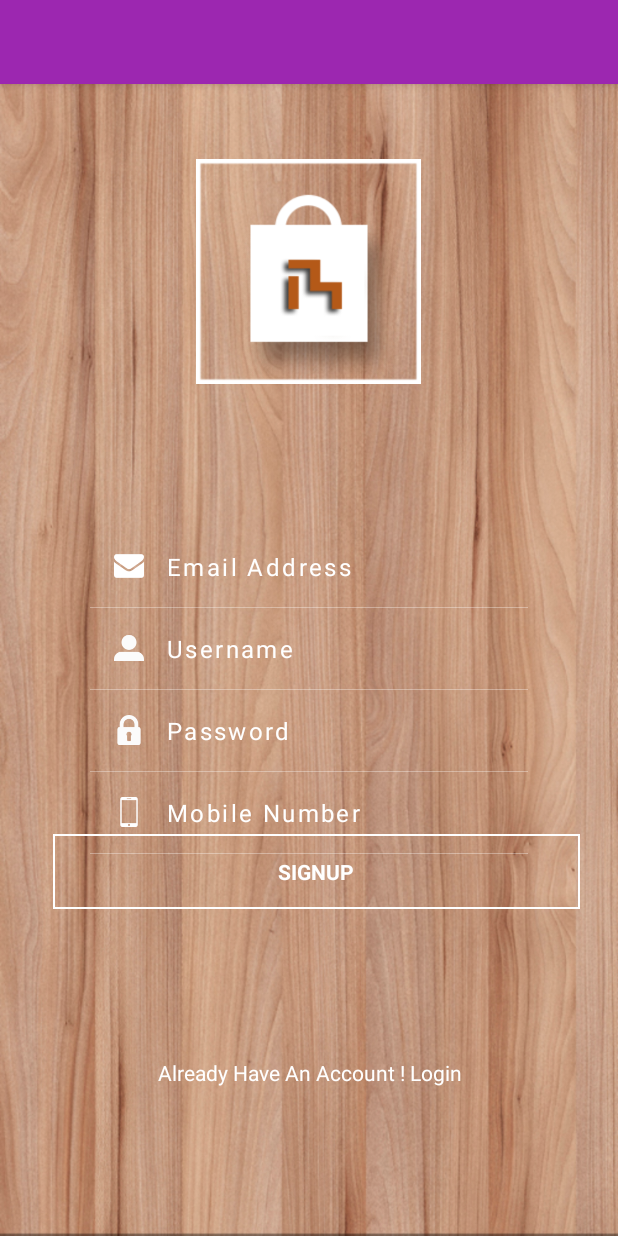
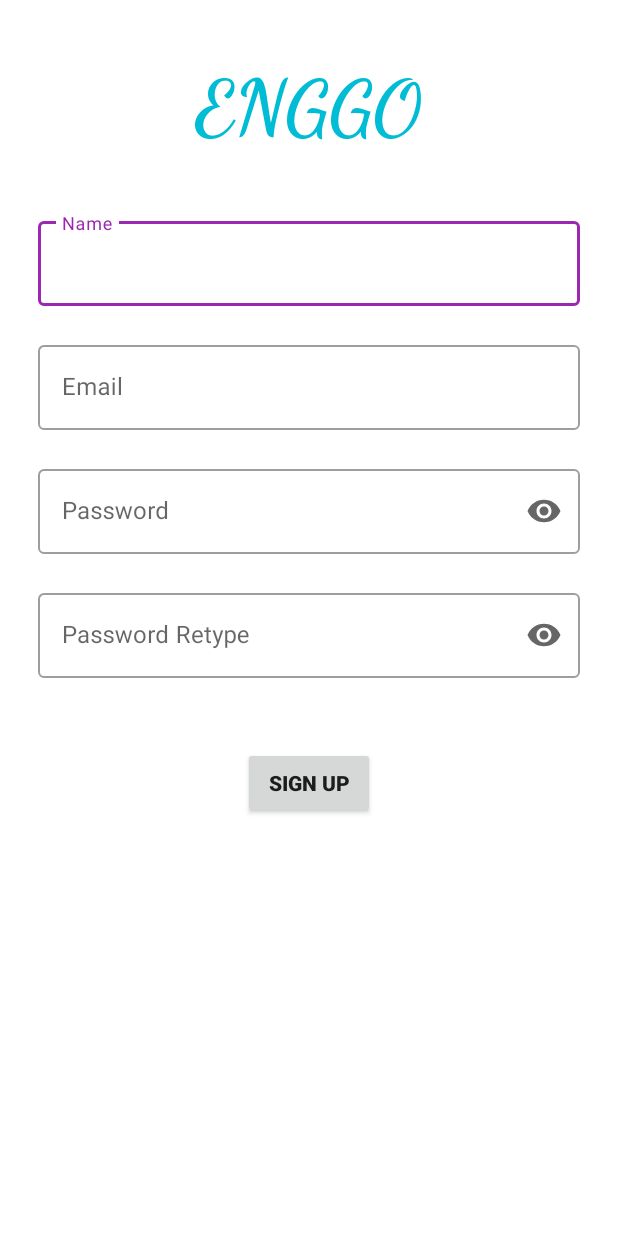
Before and after one commit to nhdvn/Enggo, an Android app: the signup screen opened directly, with no data from a screen before it, on a phone screen of 412 x 824 dp. Run offline under Robolectric (Android 15) with nearby library versions, the phone set to English and light mode, and no system bars.

Commit message:
add Login + SignUp

```diff
--- a/app/build.gradle
+++ b/app/build.gradle
@@ -36,4 +36,5 @@ dependencies {
     testImplementation 'junit:junit:4.+'
     androidTestImplementation 'androidx.test.ext:junit:1.1.2'
     androidTestImplementation 'androidx.test.espresso:espresso-core:3.3.0'
+    implementation 'com.google.android.material:material:1.3.0-beta01'
 }
--- a/app/src/main/AndroidManifest.xml
+++ b/app/src/main/AndroidManifest.xml
@@ -10,7 +10,8 @@
         android:roundIcon="@mipmap/ic_launcher_round"
         android:supportsRtl="true"
         android:theme="@style/Theme.Enggo">
-        <activity android:name=".MainActivity"
+
+        <activity android:name="Login.login"
             android:theme="@style/MyTheme">
             <intent-filter>
                 <action android:name="android.intent.action.MAIN" />
@@ -18,8 +19,9 @@
                 <category android:name="android.intent.category.LAUNCHER" />
             </intent-filter>
         </activity>
+
         <activity
-            android:name="Login.login" />
+            android:name=".MainActivity" />
         <activity
             android:name="Login.signup" />
     </application>
--- a/app/src/main/java/Login/signup.java
+++ b/app/src/main/java/Login/signup.java
@@ -1,5 +1,6 @@
 package Login;
 
+import android.content.Context;
 import android.content.Intent;
 import android.graphics.Typeface;
 import androidx.appcompat.app.AppCompatActivity;
@@ -9,34 +10,38 @@ import android.widget.Button;
 import android.widget.EditText;
 import android.widget.TextView;
 
+import com.example.enggo.MainActivity;
 import com.example.enggo.R;
 
 public class signup extends AppCompatActivity {
-    EditText passwordd,mobphone,mail,usrusr;
-    TextView login,signup;
+    private Context mContext;
+    private EditText mPassword, mPassword2, mName, mEmail;
+    private Button btnRegister;
 
     @Override
     protected void onCreate(Bundle savedInstanceState) {
         super.onCreate(savedInstanceState);
         setContentView(R.layout.signup);
 
-        usrusr = (EditText) findViewById(R.id.usrusr);
-        passwordd = (EditText)findViewById(R.id.passwrd);
-        mail = (EditText) findViewById(R.id.mail);
-        mobphone = (EditText) findViewById(R.id.mobphone);
-        login = findViewById(R.id.logiin);
-        signup = findViewById(R.id.sup);
+        mContext = signup.this;
+        mPassword = (EditText) findViewById(R.id.signup_password);
+        mPassword2 = (EditText) findViewById(R.id.signup_password2);
+        mName = (EditText) findViewById(R.id.signup_name);
+        mEmail = (EditText) findViewById(R.id.signup_email);
+        btnRegister = (Button) findViewById(R.id.btn_register);
 
-//        Typeface custom_font = Typeface.createFromAsset(getAssets(),"fonts/Lato-Light.ttf");
-//        signup.setTypeface(custom_font);
-//        mail.setTypeface(custom_font);
-//        mobphone.setTypeface(custom_font);
-//        passwordd.setTypeface(custom_font);
-//        usrusr.setTypeface(custom_font);
-//        login.setTypeface(custom_font);
-        login.setOnClickListener(v -> {
-            Intent it = new Intent(signup.this, login.class);
-            startActivity(it);
+        btnRegister.setOnClickListener(new View.OnClickListener() {
+            @Override
+            public void onClick(View view) {
+                goToMainActivity();
+            }
         });
     }
+
+    private void goToMainActivity(){
+        Intent intent = new Intent(mContext, MainActivity.class);
+        startActivity(intent);
+        this.finish();// can't come back when clicked backPress button
+    }
+
 }
--- a/app/src/main/res/layout/activity_main.xml
+++ b/app/src/main/res/layout/activity_main.xml
@@ -1,5 +1,6 @@
 <?xml version="1.0" encoding="utf-8"?>
-<androidx.constraintlayout.widget.ConstraintLayout xmlns:android="http://schemas.android.com/apk/res/android"
+<androidx.constraintlayout.widget.ConstraintLayout
+    xmlns:android="http://schemas.android.com/apk/res/android"
     xmlns:app="http://schemas.android.com/apk/res-auto"
     xmlns:tools="http://schemas.android.com/tools"
     android:layout_width="match_parent"
@@ -14,10 +15,11 @@
         app:layout_constraintLeft_toLeftOf="parent"
         app:layout_constraintRight_toRightOf="parent"
         app:layout_constraintTop_toTopOf="parent" />
+
     <Button
         android:id="@+id/btn"
         android:layout_width="match_parent"
         android:layout_height="match_parent"
-        android:text="AAAAAAAAAAAa"></Button>
+        android:text="AAAAAAAAAAAa"/>
 
 </androidx.constraintlayout.widget.ConstraintLayout>
--- a/app/src/main/res/layout/signup.xml
+++ b/app/src/main/res/layout/signup.xml
@@ -1,168 +1,111 @@
 <?xml version="1.0" encoding="utf-8"?>
-<RelativeLayout xmlns:android="http://schemas.android.com/apk/res/android"
-    xmlns:tools="http://schemas.android.com/tools"
-    android:layout_width="match_parent"
-    android:layout_height="match_parent"
-    android:background="@drawable/background">
-    <ImageView
-        android:layout_width="150dp"
-        android:layout_height="150dp"
-        android:src="@drawable/ib"
-        android:layout_centerHorizontal="true"
-        android:layout_marginTop="50dp"
-        />
-    <LinearLayout
+<ScrollView
+    xmlns:android="http://schemas.android.com/apk/res/android"
+    android:layout_width="fill_parent"
+    android:layout_height="fill_parent">
+
+    <RelativeLayout
         android:layout_width="match_parent"
-        android:layout_height="match_parent"
-        android:gravity="center"
-        android:paddingLeft="60dp"
-        android:paddingRight="60dp"
-        android:layout_marginTop="40dp">
+        android:layout_height="wrap_content"
+        xmlns:app="http://schemas.android.com/apk/res-auto">
+
         <LinearLayout
             android:layout_width="match_parent"
             android:layout_height="wrap_content"
             android:orientation="vertical"
-            >
-            <LinearLayout
+            android:paddingLeft="25dp"
+            android:paddingTop="40dp"
+            android:paddingRight="25dp"
+            android:gravity="center">
+
+            <TextView
+                android:layout_width="wrap_content"
+                android:layout_height="wrap_content"
+                android:layout_gravity="center_horizontal"
+                android:layout_marginBottom="40dp"
+                android:fontFamily="cursive"
+                android:text="ENGGO"
+                android:textAlignment="center"
+                android:textColor="@color/teal_700"
+                android:textSize="50sp"
+                android:textStyle="bold" />
+
+            <com.google.android.material.textfield.TextInputLayout
+                style="@style/Widget.MaterialComponents.TextInputLayout.OutlinedBox"
                 android:layout_width="match_parent"
                 android:layout_height="wrap_content"
-                android:orientation="horizontal"
-                android:padding="16dp">
-                <ImageView
-                    android:layout_width="20dp"
-                    android:layout_height="20dp"
-                    android:src="@drawable/email"
-                    android:layout_gravity="center"/>
+                app:endIconMode="clear_text"
+                app:errorEnabled="true">
+
                 <EditText
-                    android:id="@+id/mail"
+                    android:id="@+id/signup_name"
                     android:layout_width="match_parent"
                     android:layout_height="wrap_content"
-                    android:hint="Email Address"
-                    android:textColorHint="#fff"
-                    android:layout_marginLeft="15dp"
-                    android:background="#00000000"
-                    android:letterSpacing="0.1"
-                    android:textSize="16dp"
-                    android:textColor="#fff"
-                    android:inputType="text"
-                    />
-            </LinearLayout>
-            <LinearLayout
-                android:layout_width="match_parent"
-                android:layout_height="0.5dp"
-                android:background="#5fff"></LinearLayout>
-            <LinearLayout
+                    android:hint="Name"
+                    android:inputType="text" />
+
+            </com.google.android.material.textfield.TextInputLayout>
+
+            <com.google.android.material.textfield.TextInputLayout
+                style="@style/Widget.MaterialComponents.TextInputLayout.OutlinedBox"
                 android:layout_width="match_parent"
                 android:layout_height="wrap_content"
-                android:orientation="horizontal"
-                android:padding="16dp">
-                <ImageView
-                    android:layout_width="20dp"
-                    android:layout_height="20dp"
-                    android:src="@drawable/user"
-                    android:layout_gravity="center"/>
+                app:endIconMode="clear_text"
+                app:errorEnabled="true">
+
                 <EditText
-                    android:id="@+id/usrusr"
+                    android:id="@+id/signup_email"
                     android:layout_width="match_parent"
                     android:layout_height="wrap_content"
-                    android:hint="Username"
-                    android:textColorHint="#fff"
-                    android:layout_marginLeft="15dp"
-                    android:background="#00000000"
-                    android:letterSpacing="0.1"
-                    android:textSize="16dp"
-                    android:textColor="#fff"
-                    android:inputType="text"
-                    />
-            </LinearLayout>
-            <LinearLayout
-                android:layout_width="match_parent"
-                android:layout_height="0.5dp"
-                android:background="#5fff"></LinearLayout>
-            <LinearLayout
+                    android:hint="Email"
+                    android:inputType="textEmailAddress" />
+
+            </com.google.android.material.textfield.TextInputLayout>
+
+            <com.google.android.material.textfield.TextInputLayout
+                style="@style/Widget.MaterialComponents.TextInputLayout.OutlinedBox"
                 android:layout_width="match_parent"
                 android:layout_height="wrap_content"
-                android:orientation="horizontal"
-                android:padding="16dp">
-                <ImageView
-                    android:layout_width="20dp"
-                    android:layout_height="20dp"
-                    android:src="@drawable/password"
-                    android:layout_gravity="center"/>
+                app:endIconMode="password_toggle"
+                app:errorEnabled="true">
+
                 <EditText
-                    android:id="@+id/passwrd"
+                    android:id="@+id/signup_password"
                     android:layout_width="match_parent"
                     android:layout_height="wrap_content"
                     android:hint="Password"
-                    android:textColorHint="#fff"
-                    android:layout_marginLeft="15dp"
-                    android:background="#00000000"
-                    android:inputType="textPassword"
-                    android:letterSpacing="0.1"
-                    android:textSize="16dp"
-                    android:textColor="#fff"/>
-            </LinearLayout>
-            <LinearLayout
-                android:layout_width="match_parent"
-                android:layout_height="0.5dp"
-                android:background="#5fff"></LinearLayout>
-            <LinearLayout
+                    android:inputType="textPassword" />
+
+            </com.google.android.material.textfield.TextInputLayout>
+
+            <com.google.android.material.textfield.TextInputLayout
+                style="@style/Widget.MaterialComponents.TextInputLayout.OutlinedBox"
                 android:layout_width="match_parent"
                 android:layout_height="wrap_content"
-                android:orientation="horizontal"
-                android:padding="16dp">
-                <ImageView
-                    android:layout_width="20dp"
-                    android:layout_height="20dp"
-                    android:src="@drawable/mobile"
-                    android:layout_gravity="center"/>
+                app:endIconMode="password_toggle"
+                app:errorEnabled="true">
+
                 <EditText
-                    android:id="@+id/mobphone"
+                    android:id="@+id/signup_password2"
                     android:layout_width="match_parent"
                     android:layout_height="wrap_content"
-                    android:hint="Mobile Number"
-                    android:textColorHint="#fff"
-                    android:layout_marginLeft="15dp"
-                    android:background="#00000000"
-                    android:letterSpacing="0.1"
-                    android:textSize="16dp"
-                    android:textColor="#fff"
-                    android:inputType="number"
-                    />
-            </LinearLayout>
-            <LinearLayout
-                android:layout_width="match_parent"
-                android:layout_height="0.5dp"
-                android:background="#5fff"></LinearLayout>
+                    android:hint="Password Retype"
+                    android:inputType="textPassword" />
+
+            </com.google.android.material.textfield.TextInputLayout>
+
+            <androidx.appcompat.widget.AppCompatButton
+                android:id="@+id/btn_register"
+                android:layout_width="wrap_content"
+                android:layout_height="wrap_content"
+                android:layout_marginTop="25dp"
+                android:layout_marginBottom="25dp"
+                android:padding="12dp"
+                android:textStyle="bold"
+                android:text="@string/signup" />
+
         </LinearLayout>
-    </LinearLayout>
-    <LinearLayout
-        android:layout_width="match_parent"
-        android:layout_height="wrap_content"
-        android:layout_marginTop="500dp"
-        android:layout_marginLeft="25dp"
-        android:layout_marginRight="25dp"
-        >
-        <TextView
-            android:id="@+id/sup"
-            android:layout_width="wrap_content"
-            android:layout_height="wrap_content"
-            android:text="SIGNUP"
-            android:textColor="#fff"
-            android:background="@drawable/border"
-            android:padding="15dp"
-            android:layout_weight="1"
-            android:gravity="center"
-            android:layout_marginLeft="10dp"
-            android:textStyle="bold"
-            />
-    </LinearLayout>
-    <TextView
-        android:id="@+id/logiin"
-        android:layout_width="match_parent"
-        android:layout_height="match_parent"
-        android:text="Already Have An Account ! Login"
-        android:textColor="#fff"
-        android:gravity="center"
-        android:layout_marginTop="550dp"/>
-</RelativeLayout>
+
+    </RelativeLayout>
+
+</ScrollView>
--- a/app/src/main/res/values/colors.xml
+++ b/app/src/main/res/values/colors.xml
@@ -8,7 +8,7 @@
     <color name="purple_700">#7B1FA2</color>
     <color name="white">#FFFFFF</color>
     <color name="teal_200">#80CBC4</color>
-    <color name="teal_700">#00796B</color>
+    <color name="teal_700">#00BCD4</color>
     <color name="black">#000000</color>
     <color name="purple_200">#CE93D8</color>
 </resources>
--- a/app/src/main/res/values/strings.xml
+++ b/app/src/main/res/values/strings.xml
@@ -1,3 +1,6 @@
 <resources>
-    <string name="app_name"></string>
+    <string name="app_name">Enggo</string>
+    <string name="login">Login</string>
+    <string name="signup">Sign Up</string>
+
 </resources>
--- a/app/src/main/res/values/styles.xml
+++ b/app/src/main/res/values/styles.xml
@@ -7,9 +7,10 @@
         <item name="colorPrimaryDark">@color/colorPrimaryDark</item>
         <item name="colorAccent">@color/colorAccent</item>
     </style>
-<style name="MyTheme" parent="Theme.AppCompat.Light.NoActionBar">
-  <item name="android:windowNoTitle">true</item>
-  <item name="android:windowFullscreen">true</item>
-</style>
+
+    <style name="MyTheme" parent="Theme.MaterialComponents.Light.NoActionBar">
+          <item name="android:windowNoTitle">true</item>
+          <item name="android:windowFullscreen">true</item>
+    </style>
 
 </resources>
--- a/app/src/main/res/values/themes.xml
+++ b/app/src/main/res/values/themes.xml
@@ -1,6 +1,6 @@
 <resources xmlns:tools="http://schemas.android.com/tools">
     <!-- Base application theme. -->
-    <style name="Theme.Enggo" parent="Theme.MaterialComponents.DayNight.DarkActionBar">
+    <style name="Theme.Enggo" parent="Theme.MaterialComponents.DayNight.NoActionBar">
         <!-- Primary brand color. -->
         <item name="colorPrimary">@color/purple_500</item>
         <item name="colorPrimaryVariant">@color/purple_700</item>
```
Also changed, not shown: app/src/main/java/Login/login.java (+36 -22 lines), app/src/main/java/com/example/enggo/MainActivity.java (+3 -11 lines), app/src/main/res/drawable/text_border.xml (+17 -2 lines), app/src/main/res/layout/activity_login.xml (+57 -114 lines).
